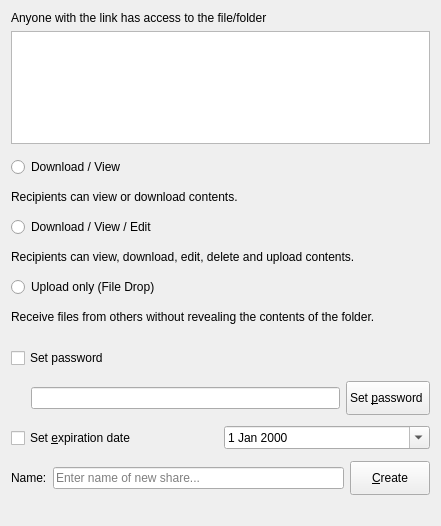
Old version of the form src/gui/sharelinkwidget.ui in the repository CSG-Development/owncloud-client.
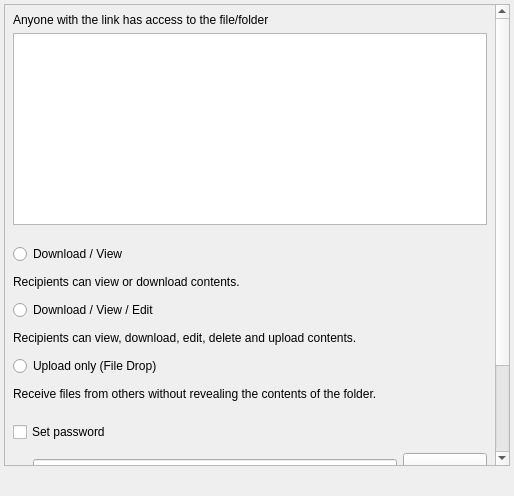
New version of the form. Custom widgets are drawn as their Qt base class.

Commit message: Fixed placement of controls when the dialog window size is small

What changed in the file:
```diff
--- a/src/gui/sharelinkwidget.ui
+++ b/src/gui/sharelinkwidget.ui
@@ -6,14 +6,77 @@
    <rect>
     <x>0</x>
     <y>0</y>
-    <width>441</width>
-    <height>526</height>
+    <width>514</width>
+    <height>496</height>
    </rect>
   </property>
   <property name="windowTitle">
    <string>Share NewDocument.odt</string>
   </property>
+  <layout class="QVBoxLayout" name="verticalLayout_5">
+   <property name="leftMargin">
+    <number>4</number>
+   </property>
+   <property name="topMargin">
+    <number>4</number>
+   </property>
+   <property name="rightMargin">
+    <number>4</number>
+   </property>
+   <property name="bottomMargin">
+    <number>4</number>
+   </property>
+   <item>
+    <widget class="QScrollArea" name="scrollArea">
+     <property name="widgetResizable">
+      <bool>true</bool>
+     </property>
+     <widget class="QWidget" name="scrollAreaWidgetContents">
+      <property name="geometry">
+       <rect>
+        <x>0</x>
+        <y>-123</y>
+        <width>487</width>
+        <height>584</height>
+       </rect>
+      </property>
+      <layout class="QVBoxLayout" name="verticalLayout_4">
+       <property name="spacing">
+        <number>4</number>
+       </property>
+       <property name="leftMargin">
+        <number>4</number>
+       </property>
+       <property name="topMargin">
+        <number>4</number>
+       </property>
+       <property name="rightMargin">
+        <number>4</number>
+       </property>
+       <property name="bottomMargin">
+        <number>4</number>
+       </property>
+       <item>
+        <widget class="QFrame" name="frame">
+         <property name="sizePolicy">
+          <sizepolicy hsizetype="Preferred" vsizetype="Maximum">
+           <horstretch>0</horstretch>
+           <verstretch>0</verstretch>
+          </sizepolicy>
+         </property>
   <layout class="QVBoxLayout" name="verticalLayout">
+          <property name="leftMargin">
+           <number>4</number>
+          </property>
+          <property name="topMargin">
+           <number>4</number>
+          </property>
+          <property name="rightMargin">
+           <number>4</number>
+          </property>
+          <property name="bottomMargin">
+           <number>4</number>
+          </property>
    <item>
     <widget class="QLabel" name="publicLinkWarningLabel">
      <property name="text">
@@ -61,9 +124,12 @@
      <column/>
     </widget>
    </item>
+         </layout>
+        </widget>
+       </item>
    <item>
-    <widget class="QWidget" name="shareProperties" native="true">
-     <layout class="QVBoxLayout" name="verticalLayout_3">
+        <widget class="QFrame" name="shareProperties">
+         <layout class="QVBoxLayout" name="verticalLayout_6">
       <property name="leftMargin">
        <number>0</number>
       </property>
@@ -77,22 +143,31 @@
        <number>0</number>
       </property>
       <item>
-       <widget class="QWidget" name="widget_editing" native="true">
+           <widget class="QFrame" name="frame_editing">
+            <property name="sizePolicy">
+             <sizepolicy hsizetype="Preferred" vsizetype="Preferred">
+              <horstretch>0</horstretch>
+              <verstretch>0</verstretch>
+             </sizepolicy>
+            </property>
         <layout class="QVBoxLayout" name="verticalLayout_2">
+             <property name="spacing">
+              <number>4</number>
+             </property>
          <property name="leftMargin">
-          <number>0</number>
+              <number>4</number>
          </property>
          <property name="topMargin">
-          <number>0</number>
+              <number>4</number>
          </property>
          <property name="rightMargin">
-          <number>0</number>
+              <number>4</number>
+             </property>
+             <property name="bottomMargin">
+              <number>4</number>
          </property>
          <item>
           <layout class="QHBoxLayout" name="layout_editing">
-           <property name="spacing">
-            <number>0</number>
-           </property>
            <item>
             <widget class="CRadioButton" name="radio_readOnly">
              <property name="minimumSize">
@@ -204,6 +279,30 @@
        </widget>
       </item>
       <item>
+           <widget class="QFrame" name="frame_shareProperties">
+            <property name="sizePolicy">
+             <sizepolicy hsizetype="Preferred" vsizetype="Maximum">
+              <horstretch>0</horstretch>
+              <verstretch>0</verstretch>
+             </sizepolicy>
+            </property>
+            <layout class="QVBoxLayout" name="verticalLayout_3">
+             <property name="spacing">
+              <number>4</number>
+             </property>
+             <property name="leftMargin">
+              <number>4</number>
+             </property>
+             <property name="topMargin">
+              <number>4</number>
+             </property>
+             <property name="rightMargin">
+              <number>4</number>
+             </property>
+             <property name="bottomMargin">
+              <number>4</number>
+             </property>
+             <item>
        <layout class="QHBoxLayout" name="horizontalLayout_password">
         <item>
          <widget class="CCheckBox" name="checkBox_password">
@@ -329,20 +428,29 @@
      </layout>
     </widget>
    </item>
+         </layout>
+        </widget>
+       </item>
    <item>
-    <widget class="QWidget" name="create" native="true">
-     <layout class="QHBoxLayout" name="horizontalLayout_create">
+        <widget class="QFrame" name="frame_create">
+         <property name="sizePolicy">
+          <sizepolicy hsizetype="Preferred" vsizetype="Maximum">
+           <horstretch>0</horstretch>
+           <verstretch>0</verstretch>
+          </sizepolicy>
+         </property>
+         <layout class="QHBoxLayout" name="horizontalLayout_2">
       <property name="leftMargin">
-       <number>0</number>
+           <number>4</number>
       </property>
       <property name="topMargin">
-       <number>0</number>
+           <number>4</number>
       </property>
       <property name="rightMargin">
-       <number>0</number>
+           <number>4</number>
       </property>
       <property name="bottomMargin">
-       <number>0</number>
+           <number>4</number>
       </property>
       <item>
        <widget class="QLabel" name="nameLabel">
@@ -383,6 +491,28 @@
      </layout>
     </widget>
    </item>
+      </layout>
+     </widget>
+    </widget>
+   </item>
+   <item>
+    <widget class="QWidget" name="create" native="true">
+     <layout class="QHBoxLayout" name="horizontalLayout_create">
+      <property name="leftMargin">
+       <number>0</number>
+      </property>
+      <property name="topMargin">
+       <number>0</number>
+      </property>
+      <property name="rightMargin">
+       <number>0</number>
+      </property>
+      <property name="bottomMargin">
+       <number>0</number>
+      </property>
+     </layout>
+    </widget>
+   </item>
    <item>
     <widget class="QLabel" name="errorLabel">
      <property name="sizePolicy">
```
Left out of the diff: 2 changed lines with no effect on the pictures. Lines whose indentation alone changed are shown as unchanged. The commit also changes 3 other files.
